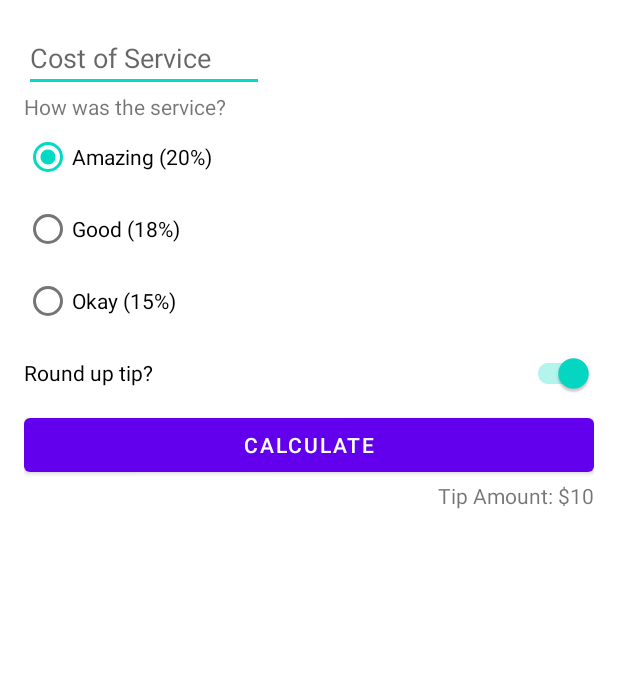
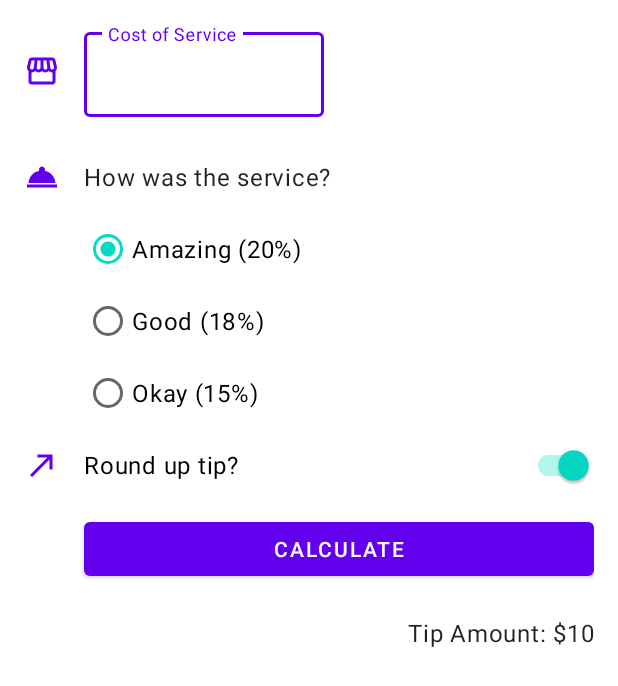
Before and after one commit to Maxkohl/TipCalculator, an Android app: the layout activity_main.xml on its own in the app's theme, with its tools: preview values and no code run, on a phone screen of 412 x 824 dp. Shown: the top 686 px of the screen. Run offline under Robolectric (Android 15) with nearby library versions, the phone set to English and light mode, and no system bars.

Commit message:
Added icons and material design to app

```diff
--- a/app/build.gradle
+++ b/app/build.gradle
@@ -12,6 +12,7 @@ android {
         targetSdk 31
         versionCode 1
         versionName "1.0"
+        vectorDrawables.useSupportLibrary = true
 
         testInstrumentationRunner "androidx.test.runner.AndroidJUnitRunner"
     }
--- a/app/src/main/java/com/example/tipcalculator/MainActivity.kt
+++ b/app/src/main/java/com/example/tipcalculator/MainActivity.kt
@@ -1,7 +1,11 @@
 package com.example.tipcalculator
 
+import android.content.Context
 import androidx.appcompat.app.AppCompatActivity
 import android.os.Bundle
+import android.view.KeyEvent
+import android.view.View
+import android.view.inputmethod.InputMethodManager
 import com.example.tipcalculator.databinding.ActivityMainBinding
 import java.text.NumberFormat
 
@@ -14,10 +18,16 @@ class MainActivity : AppCompatActivity() {
         setContentView(binding.root)
 
         binding.calculateButton.setOnClickListener { calculateTip() }
+        binding.costOfServiceEditText.setOnKeyListener { view, keyCode, _ ->
+            handleKeyEvent(
+                view,
+                keyCode
+            )
+        }
     }
 
     private fun calculateTip() {
-        val cost = binding.costOfService.text.toString().toDoubleOrNull()
+        val cost = binding.costOfServiceEditText.text.toString().toDoubleOrNull()
         if (cost == null) {
             binding.tipResult.text = ""
             return
@@ -41,4 +51,15 @@ class MainActivity : AppCompatActivity() {
         val formattedTip = NumberFormat.getCurrencyInstance().format(tip)
         binding.tipResult.text = getString(R.string.tip_amount, formattedTip)
     }
+
+    private fun handleKeyEvent(view: View, keyCode: Int): Boolean {
+        if (keyCode == KeyEvent.KEYCODE_ENTER) {
+            // Hide the keyboard
+            val inputMethodManager =
+                getSystemService(Context.INPUT_METHOD_SERVICE) as InputMethodManager
+            inputMethodManager.hideSoftInputFromWindow(view.windowToken, 0)
+            return true
+        }
+        return false
+    }
 }
--- /dev/null
+++ b/app/src/main/res/drawable/ic_round_up.xml
@@ -0,0 +1,10 @@
+<vector xmlns:android="http://schemas.android.com/apk/res/android"
+    android:width="24dp"
+    android:height="24dp"
+    android:tint="?attr/colorPrimary"
+    android:viewportWidth="24"
+    android:viewportHeight="24">
+    <path
+        android:fillColor="@android:color/white"
+        android:pathData="M9,5v2h6.59L4,18.59 5.41,20 17,8.41V15h2V5z" />
+</vector>
--- /dev/null
+++ b/app/src/main/res/drawable/ic_service.xml
@@ -0,0 +1,10 @@
+<vector xmlns:android="http://schemas.android.com/apk/res/android"
+    android:width="24dp"
+    android:height="24dp"
+    android:tint="?attr/colorPrimary"
+    android:viewportWidth="24"
+    android:viewportHeight="24">
+    <path
+        android:fillColor="@android:color/white"
+        android:pathData="M2,17h20v2L2,19zM13.84,7.79c0.1,-0.24 0.16,-0.51 0.16,-0.79 0,-1.1 -0.9,-2 -2,-2s-2,0.9 -2,2c0,0.28 0.06,0.55 0.16,0.79C6.25,8.6 3.27,11.93 3,16h18c-0.27,-4.07 -3.25,-7.4 -7.16,-8.21z" />
+</vector>
--- /dev/null
+++ b/app/src/main/res/drawable/ic_store.xml
@@ -0,0 +1,10 @@
+<vector xmlns:android="http://schemas.android.com/apk/res/android"
+    android:width="24dp"
+    android:height="24dp"
+    android:tint="?attr/colorPrimary"
+    android:viewportWidth="24"
+    android:viewportHeight="24">
+    <path
+        android:fillColor="@android:color/white"
+        android:pathData="M21.9,8.89l-1.05,-4.37c-0.22,-0.9 -1,-1.52 -1.91,-1.52H5.05C4.15,3 3.36,3.63 3.15,4.52L2.1,8.89c-0.24,1.02 -0.02,2.06 0.62,2.88C2.8,11.88 2.91,11.96 3,12.06V19c0,1.1 0.9,2 2,2h14c1.1,0 2,-0.9 2,-2v-6.94c0.09,-0.09 0.2,-0.18 0.28,-0.28C21.92,10.96 22.15,9.91 21.9,8.89zM18.91,4.99l1.05,4.37c0.1,0.42 0.01,0.84 -0.25,1.17C19.57,10.71 19.27,11 18.77,11c-0.61,0 -1.14,-0.49 -1.21,-1.14L16.98,5L18.91,4.99zM13,5h1.96l0.54,4.52c0.05,0.39 -0.07,0.78 -0.33,1.07C14.95,10.85 14.63,11 14.22,11C13.55,11 13,10.41 13,9.69V5zM8.49,9.52L9.04,5H11v4.69C11,10.41 10.45,11 9.71,11c-0.34,0 -0.65,-0.15 -0.89,-0.41C8.57,10.3 8.45,9.91 8.49,9.52zM4.04,9.36L5.05,5h1.97L6.44,9.86C6.36,10.51 5.84,11 5.23,11c-0.49,0 -0.8,-0.29 -0.93,-0.47C4.03,10.21 3.94,9.78 4.04,9.36zM5,19v-6.03C5.08,12.98 5.15,13 5.23,13c0.87,0 1.66,-0.36 2.24,-0.95c0.6,0.6 1.4,0.95 2.31,0.95c0.87,0 1.65,-0.36 2.23,-0.93c0.59,0.57 1.39,0.93 2.29,0.93c0.84,0 1.64,-0.35 2.24,-0.95c0.58,0.59 1.37,0.95 2.24,0.95c0.08,0 0.15,-0.02 0.23,-0.03V19H5z" />
+</vector>
--- a/app/src/main/res/layout/activity_main.xml
+++ b/app/src/main/res/layout/activity_main.xml
@@ -1,4 +1,10 @@
 <?xml version="1.0" encoding="utf-8"?>
+<ScrollView xmlns:android="http://schemas.android.com/apk/res/android"
+    xmlns:app="http://schemas.android.com/apk/res-auto"
+    xmlns:tools="http://schemas.android.com/tools"
+    android:layout_width="match_parent"
+    android:layout_height="match_parent">
+
     <androidx.constraintlayout.widget.ConstraintLayout xmlns:android="http://schemas.android.com/apk/res/android"
         xmlns:app="http://schemas.android.com/apk/res-auto"
         xmlns:tools="http://schemas.android.com/tools"
@@ -7,30 +13,61 @@
         android:padding="16dp"
         tools:context=".MainActivity">
 
-    <EditText
+        <ImageView
+            android:id="@+id/icon_cost_of_service"
+            android:layout_width="wrap_content"
+            android:layout_height="wrap_content"
+            android:importantForAccessibility="no"
+            app:layout_constraintBottom_toBottomOf="@id/cost_of_service"
+            app:layout_constraintStart_toStartOf="parent"
+            app:layout_constraintTop_toTopOf="@id/cost_of_service"
+            app:srcCompat="@drawable/ic_store" />
+
+        <com.google.android.material.textfield.TextInputLayout
             android:id="@+id/cost_of_service"
             android:layout_width="160dp"
             android:layout_height="wrap_content"
+            android:layout_marginStart="16dp"
             android:hint="@string/cost_of_service"
             android:inputType="numberDecimal"
+            app:layout_constraintStart_toEndOf="@id/icon_cost_of_service"
+            app:layout_constraintTop_toTopOf="parent">
+
+            <com.google.android.material.textfield.TextInputEditText
+                android:id="@+id/cost_of_service_edit_text"
+                android:layout_width="match_parent"
+                android:layout_height="wrap_content"
+                android:inputType="numberDecimal" />
+        </com.google.android.material.textfield.TextInputLayout>
+
+        <ImageView
+            android:id="@+id/service_icon"
+            android:layout_width="wrap_content"
+            android:layout_height="wrap_content"
+            android:importantForAccessibility="no"
+            android:src="@drawable/ic_service"
+            app:layout_constraintBottom_toBottomOf="@id/service_question"
             app:layout_constraintStart_toStartOf="parent"
-        app:layout_constraintTop_toTopOf="parent" />
+            app:layout_constraintTop_toTopOf="@id/service_question" />
 
         <TextView
             android:id="@+id/service_question"
+            style="@style/Widget.TipCalculator.TextView"
             android:layout_width="wrap_content"
             android:layout_height="wrap_content"
+            android:layout_marginStart="16dp"
+            android:layout_marginTop="16dp"
             android:text="@string/how_was_the_service"
-        app:layout_constraintStart_toStartOf="parent"
+            app:layout_constraintStart_toEndOf="@id/service_icon"
             app:layout_constraintTop_toBottomOf="@+id/cost_of_service" />
 
         <RadioGroup xmlns:android="http://schemas.android.com/apk/res/android"
             android:id="@+id/tip_options"
-        android:layout_width="match_parent"
+            android:layout_width="wrap_content"
             android:layout_height="wrap_content"
             android:checkedButton="@id/amazing"
             android:orientation="vertical"
-        app:layout_constraintStart_toStartOf="parent"
+            app:layout_constraintStart_toStartOf="@id/service_question"
             app:layout_constraintTop_toBottomOf="@+id/service_question">
 
             <RadioButton
@@ -52,33 +89,46 @@
                 android:text="@string/okay_15" />
         </RadioGroup>
 
-    <androidx.appcompat.widget.SwitchCompat
+        <androidx.constraintlayout.utils.widget.ImageFilterView
+            android:id="@+id/round_up_icon"
+            android:layout_width="wrap_content"
+            android:layout_height="wrap_content"
+            android:src="@drawable/ic_round_up"
+            app:layout_constraintBottom_toBottomOf="@id/round_up_switch"
+            app:layout_constraintStart_toStartOf="parent"
+            app:layout_constraintTop_toTopOf="@+id/round_up_switch" />
+
+        <com.google.android.material.switchmaterial.SwitchMaterial
             android:id="@+id/round_up_switch"
             android:layout_width="0dp"
             android:layout_height="wrap_content"
+            android:layout_marginStart="16dp"
             android:checked="true"
             android:text="@string/round_up_tip"
             app:layout_constraintEnd_toEndOf="parent"
-        app:layout_constraintStart_toStartOf="parent"
+            app:layout_constraintStart_toEndOf="@id/round_up_icon"
             app:layout_constraintTop_toBottomOf="@+id/tip_options" />
 
         <Button
             android:id="@+id/calculate_button"
             android:layout_width="0dp"
             android:layout_height="wrap_content"
+            android:layout_marginTop="8dp"
             android:text="@string/calculate"
             app:layout_constraintEnd_toEndOf="parent"
-        app:layout_constraintStart_toStartOf="parent"
+            app:layout_constraintStart_toStartOf="@id/round_up_switch"
             app:layout_constraintTop_toBottomOf="@id/round_up_switch" />
 
         <TextView
             android:id="@+id/tip_result"
+            style="@style/Widget.TipCalculator.TextView"
             android:layout_width="wrap_content"
             android:layout_height="wrap_content"
-        tools:text = "Tip Amount: $10"
+            android:layout_marginTop="8dp"
             app:layout_constraintEnd_toEndOf="parent"
             app:layout_constraintTop_toBottomOf="@id/calculate_button"
-        />
+            tools:text="Tip Amount: $10" />
 
 
     </androidx.constraintlayout.widget.ConstraintLayout>
+</ScrollView>
--- a/app/src/main/res/values-night/themes.xml
+++ b/app/src/main/res/values-night/themes.xml
@@ -12,5 +12,9 @@
         <!-- Status bar color. -->
         <item name="android:statusBarColor" tools:targetApi="l">?attr/colorPrimaryVariant</item>
         <!-- Customize your theme here. -->
+        <item name="textInputStyle">@style/Widget.MaterialComponents.TextInputLayout.OutlinedBox
+        </item>
+        <item name="radioButtonStyle">@style/Widget.TipCalculator.CompoundButton.RadioButton</item>
+        <item name="switchStyle">@style/Widget.TipCalculator.CompoundButton.Switch</item>
     </style>
 </resources>
--- /dev/null
+++ b/app/src/main/res/values/dimens.xml
@@ -0,0 +1,4 @@
+<?xml version="1.0" encoding="utf-8"?>
+<resources>
+    <dimen name="min_text_height">48dp</dimen>
+</resources>
--- /dev/null
+++ b/app/src/main/res/values/styles.xml
@@ -0,0 +1,21 @@
+<?xml version="1.0" encoding="utf-8"?>
+<resources>
+
+    <style name="Widget.TipCalculator.TextView" parent="Widget.MaterialComponents.TextView">
+        <item name="android:minHeight">@dimen/min_text_height</item>
+        <item name="android:gravity">center_vertical</item>
+        <item name="android:textAppearance">?attr/textAppearanceBody1</item>
+    </style>
+
+    <style name="Widget.TipCalculator.CompoundButton.Switch" parent="Widget.AppCompat.CompoundButton.Switch">
+        <item name="android:minHeight">@dimen/min_text_height</item>
+        <item name="android:gravity">center_vertical</item>
+        <item name="android:textAppearance">?attr/textAppearanceBody1</item>
+    </style>
+
+    <style name="Widget.TipCalculator.CompoundButton.RadioButton" parent="Widget.AppCompat.CompoundButton.RadioButton">
+        <item name="android:minHeight">@dimen/min_text_height</item>
+        <item name="android:gravity">center_vertical</item>
+        <item name="android:textAppearance">?attr/textAppearanceBody1</item>
+    </style>
+</resources>
--- a/app/src/main/res/values/themes.xml
+++ b/app/src/main/res/values/themes.xml
@@ -12,5 +12,9 @@
         <!-- Status bar color. -->
         <item name="android:statusBarColor" tools:targetApi="l">?attr/colorPrimaryVariant</item>
         <!-- Customize your theme here. -->
+        <item name="textInputStyle">@style/Widget.MaterialComponents.TextInputLayout.OutlinedBox
+        </item>
+        <item name="radioButtonStyle">@style/Widget.TipCalculator.CompoundButton.RadioButton</item>
+        <item name="switchStyle">@style/Widget.TipCalculator.CompoundButton.Switch</item>
     </style>
 </resources>
```
Lines whose indentation alone changed are shown as unchanged.
